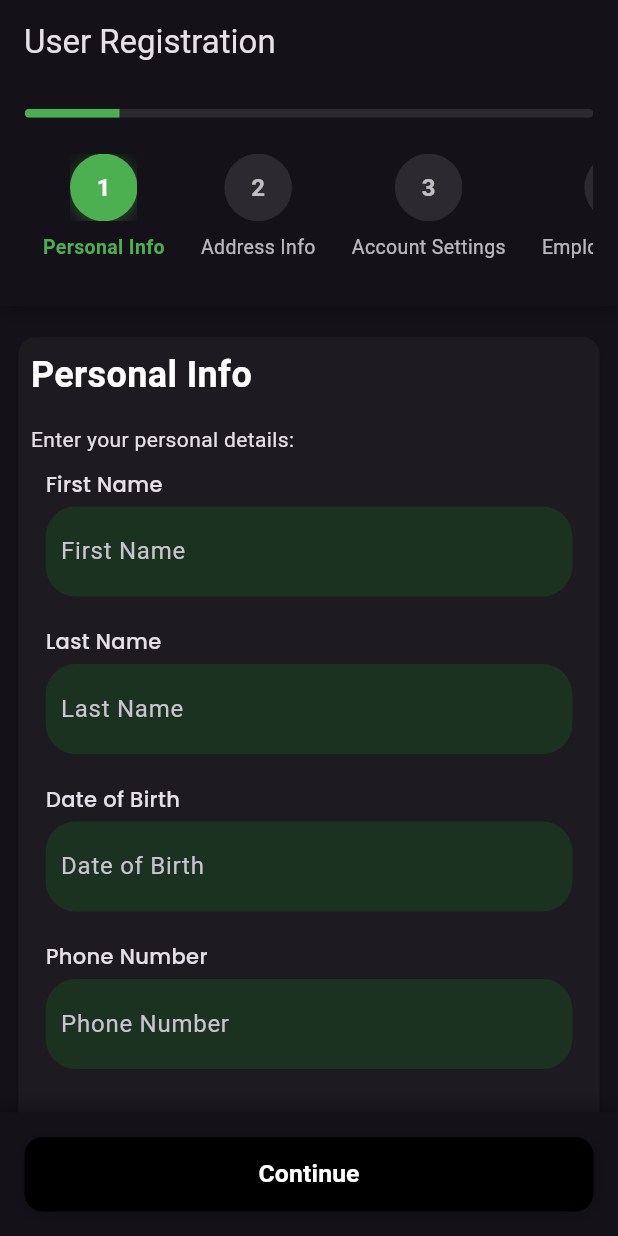
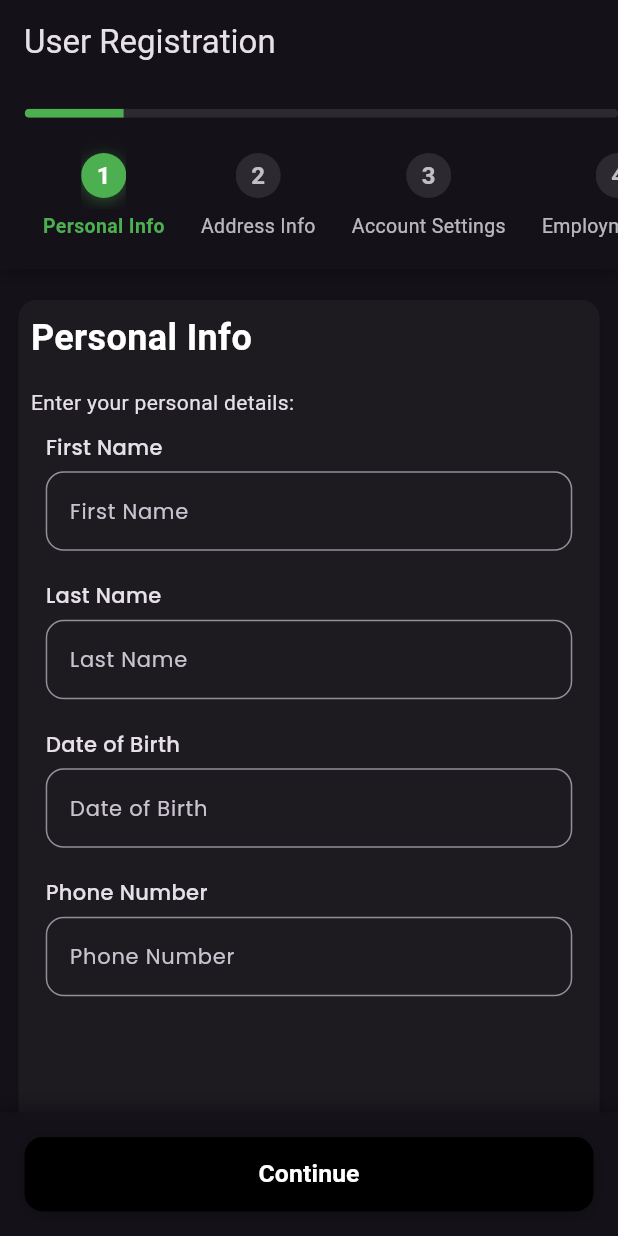
Before and after one commit to amlsampath/flutter_easy_multi_step_form, a Flutter app: the screen it shows after launch, on a phone screen of 412 x 824 dp. Run offline on Flutter 3.47's test engine with Material 3 defaults, Android fonts, the phone set to English and light mode, and no system bars; our stand-ins replace google_fonts.

Commit message:
feat: ui enhancemenr

```diff
--- a/lib/src/easy_text_form_field.dart
+++ b/lib/src/easy_text_form_field.dart
@@ -1,83 +1,67 @@
-// ignore_for_file: public_member_api_docs, sort_constructors_first
 import 'package:flutter/material.dart';
 import 'package:google_fonts/google_fonts.dart';
 
-/// A customizable text form field widget that provides enhanced styling and validation capabilities.
-///
-/// This widget extends Flutter's basic TextFormField with additional styling options
-/// and simplified validation handling.
+/// A customizable text form field widget with enhanced styling and validation.
 class EasyTextFormField extends StatelessWidget {
-  /// Creates an EasyTextFormField widget.
-  ///
-  /// The [label] parameter is required and displayed as the field's label.
+  /// Creates an [EasyTextFormField].
   const EasyTextFormField({
     super.key,
     required this.label,
+    required this.controller,
     this.keyboardType = TextInputType.text,
     this.obscureText = false,
-    required this.controller,
-    this.backgroundColor = const Color.fromARGB(26, 4, 255, 25),
+    this.backgroundColor = const Color(0x1A04FF19),
     this.validator,
   });
 
-  /// The label text displayed above the form field.
+  /// Label text displayed above the form field.
   final String label;
 
-  /// The text input type for the form field.
-  ///
-  /// Defaults to [TextInputType.text].
+  /// Defines the keyboard type for the input field.
   final TextInputType keyboardType;
 
-  /// Whether the text is obscured (e.g., for passwords).
-  ///
-  /// Defaults to false.
+  /// Whether the text should be obscured (useful for passwords).
   final bool obscureText;
 
-  /// The text editing controller for the form field.
-  ///
-  /// Controls the text being edited in the form field.
+  /// Controller for managing text input.
   final TextEditingController controller;
 
-  /// The background color of the form field.
-  ///
-  /// Defaults to the theme's background color if not specified.
+  /// Background color of the text field container.
   final Color backgroundColor;
 
-  /// Optional validator function that returns an error message string
-  /// if the input is invalid, and null otherwise.
+  /// Validator function to check input validity.
   final String? Function(String?)? validator;
 
   @override
   Widget build(BuildContext context) {
-    return Container(
-      margin: const EdgeInsets.symmetric(vertical: 10, horizontal: 10),
+    return Padding(
+      padding: const EdgeInsets.symmetric(vertical: 10, horizontal: 10),
       child: Column(
         crossAxisAlignment: CrossAxisAlignment.start,
         children: [
           Text(
             label,
-            style: TextStyle(
+            style: GoogleFonts.poppins(
               fontWeight: FontWeight.w500,
-              fontFamily: GoogleFonts.poppins().fontFamily,
+              fontSize: 14,
             ),
           ),
-          SizedBox(height: 5),
-          Container(
-            padding: EdgeInsets.symmetric(horizontal: 10, vertical: 2),
-            decoration: BoxDecoration(
-              borderRadius: BorderRadius.circular(20),
-              color: backgroundColor,
+          const SizedBox(height: 6),
+          TextFormField(
+            controller: controller,
+            keyboardType: keyboardType,
+            obscureText: obscureText,
+            validator: validator,
+            decoration: InputDecoration(
+              labelText: label,
+              labelStyle: GoogleFonts.poppins(
+                fontSize: 14,
+              ),
+              border: OutlineInputBorder(
+                borderRadius: BorderRadius.circular(12),
+              ),
             ),
-            child: TextFormField(
-              controller: controller,
-              decoration: InputDecoration(
-                labelText: label,
-                border: InputBorder.none,
-              ),
-              keyboardType: keyboardType,
-              obscureText: obscureText,
-              validator: validator,
-            ),
+            style: GoogleFonts.poppins(fontSize: 14),
           ),
         ],
       ),
--- a/lib/src/multi_step_form_widget.dart
+++ b/lib/src/multi_step_form_widget.dart
@@ -123,7 +123,7 @@ class _MultiStepFormWidgetState extends State<MultiStepFormWidget>
             children: [
               AnimatedContainer(
                 duration: const Duration(milliseconds: 200),
-                width: 45,
+                width: 30,
                 height: 45,
                 decoration: BoxDecoration(
                   shape: BoxShape.circle,
@@ -175,7 +175,7 @@ class _MultiStepFormWidgetState extends State<MultiStepFormWidget>
                 ),
             ],
           ),
-          const SizedBox(height: 8),
+          const SizedBox(height: 2),
           Text(
             title,
             style: TextStyle(
@@ -205,7 +205,8 @@ class _MultiStepFormWidgetState extends State<MultiStepFormWidget>
           body: Column(
             children: [
               Container(
-                padding: EdgeInsets.all(size.width * 0.04),
+                padding: EdgeInsets.only(
+                    left: size.width * 0.04, top: size.width * 0.04),
                 decoration: BoxDecoration(
                   color: Theme.of(context).scaffoldBackgroundColor,
                   boxShadow: [
@@ -232,7 +233,7 @@ class _MultiStepFormWidgetState extends State<MultiStepFormWidget>
                         minHeight: 6,
                       ),
                     ),
-                    const SizedBox(height: FormTheme.spacing * 1.5),
+                    const SizedBox(height: FormTheme.spacing * 1),
                     SizedBox(
                       height: 85,
                       child: ListView.builder(
```
